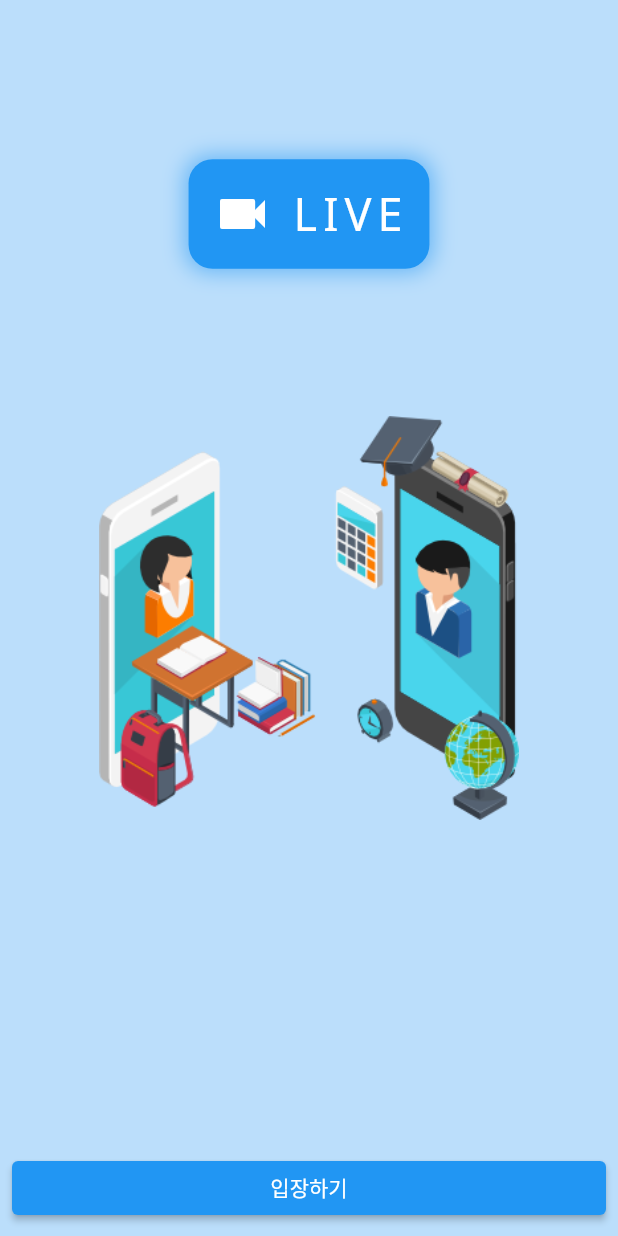
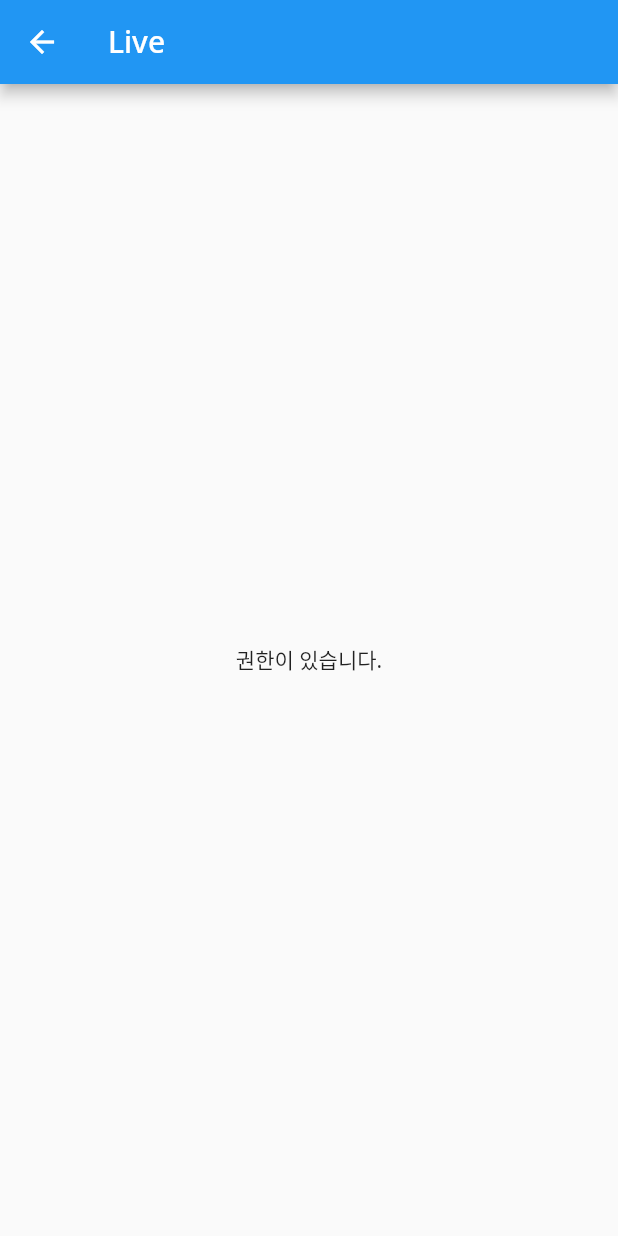
Before and after one commit to hwarak/FlutterStudy-VideoCall, a Flutter app: the screen it shows after launch, after a tap on "입장하기", on a phone screen of 412 x 824 dp. Run offline on Flutter 3.47's test engine with Material 2 defaults, Android fonts, the phone set to English and light mode, and no system bars; our stand-ins replace permission_handler.

Commit message:
permission_handler로 카메라, 마이크 권한 받아오기

```diff
--- /dev/null
+++ b/lib/screens/cam_screen.dart
@@ -0,0 +1,55 @@
+import 'package:flutter/material.dart';
+import 'package:permission_handler/permission_handler.dart';
+
+class CamScreen extends StatefulWidget {
+  CamScreen({Key? key}) : super(key: key);
+
+  @override
+  State<CamScreen> createState() => _CamScreenState();
+}
+
+class _CamScreenState extends State<CamScreen> {
+  @override
+  Widget build(BuildContext context) {
+    return Scaffold(
+      appBar: AppBar(
+        title: Text('Live'),
+      ),
+      body: FutureBuilder(
+        future: init(),
+        builder: (context, snapshot) {
+          if (snapshot.hasError) {
+            return Center(
+              child: Text(snapshot.error.toString()),
+            );
+          }
+          if (!snapshot.hasData) {
+            // init()을 처음 실행하는 경우에만 에러는 없는데 데이터도 없는 경우!!
+            return Center(
+              child: CircularProgressIndicator(),
+            );
+          }
+          return Center(
+            child: Text('권한이 있습니다.'),
+          );
+        },
+      ),
+    );
+  }
+
+  Future<bool> init() async {
+    final resp = await [Permission.camera, Permission.microphone].request();
+
+    // 권한을 잘 받았는지 확인 해보자(map이라고 생각하면 됨)
+    final cameraPermission = resp[Permission.camera]; // camera에 대한 권한
+    final micPermission = resp[Permission.microphone]; // 마이크에 대한 권한
+
+    if (cameraPermission != PermissionStatus.granted ||
+        micPermission != PermissionStatus.granted) {
+      // 둘 중에 하나라도 권한이 없다면
+      throw '카메라 또는 마이크 권한이 없습니다.';
+    }
+
+    return true; // 권한이 있는 상태
+  }
+}
--- a/lib/screens/home_screen.dart
+++ b/lib/screens/home_screen.dart
@@ -1,4 +1,6 @@
 import 'package:flutter/material.dart';
+
+import 'cam_screen.dart';
 
 class HomeScreen extends StatefulWidget {
   HomeScreen({Key? key}) : super(key: key);
@@ -95,8 +97,12 @@ class _EntryButton extends StatelessWidget {
       crossAxisAlignment: CrossAxisAlignment.stretch,
       children: [
         ElevatedButton(
-          onPressed: () {},
-          child: Text('입장하기'),
+          onPressed: () {
+            Navigator.of(context).push(
+              MaterialPageRoute(builder: (_) => CamScreen()),
+            );
+          },
+          child: const Text('입장하기'),
         ),
       ],
     );
```
Also changed, not shown: 1 other file.
